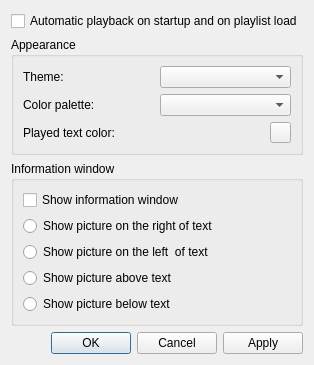
The window that settings.ui (MarioUnoDueTreQuattro/AudioPlayer) describes before a commit, drawn with Qt 5.
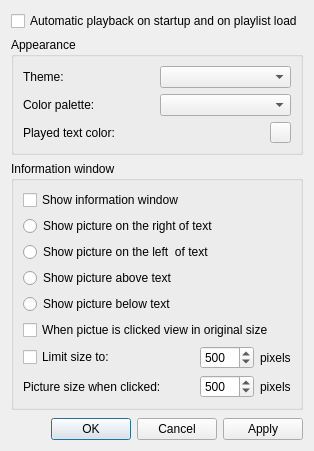
The same window after the commit.

Commit message: Picture is clickable, if clicked it show a bigger picture, configurable in "Options"

Patch:
```diff
--- a/settings.ui
+++ b/settings.ui
@@ -7,7 +7,7 @@
     <x>0</x>
     <y>0</y>
     <width>284</width>
-    <height>364</height>
+    <height>451</height>
    </rect>
   </property>
   <property name="windowTitle">
@@ -135,6 +135,107 @@
         </property>
        </widget>
       </item>
+      <item>
+       <widget class="QCheckBox" name="checkBoxScaleOriginalSize">
+        <property name="text">
+         <string>When pictue is clicked view in original size</string>
+        </property>
+       </widget>
+      </item>
+      <item>
+       <layout class="QHBoxLayout" name="horizontalLayout_5">
+        <item>
+         <widget class="QCheckBox" name="checkBoxScaleOriginalSizeMax">
+          <property name="text">
+           <string>Limit size to:</string>
+          </property>
+         </widget>
+        </item>
+        <item>
+         <spacer name="horizontalSpacer">
+          <property name="orientation">
+           <enum>Qt::Horizontal</enum>
+          </property>
+          <property name="sizeHint" stdset="0">
+           <size>
+            <width>40</width>
+            <height>20</height>
+           </size>
+          </property>
+         </spacer>
+        </item>
+        <item>
+         <widget class="QSpinBox" name="spinBoxScaleOriginalSizeMax">
+          <property name="minimum">
+           <number>100</number>
+          </property>
+          <property name="maximum">
+           <number>2000</number>
+          </property>
+          <property name="singleStep">
+           <number>100</number>
+          </property>
+          <property name="value">
+           <number>500</number>
+          </property>
+         </widget>
+        </item>
+        <item>
+         <widget class="QLabel" name="label_4">
+          <property name="text">
+           <string>pixels</string>
+          </property>
+         </widget>
+        </item>
+       </layout>
+      </item>
+      <item>
+       <layout class="QHBoxLayout" name="horizontalLayout_4">
+        <item>
+         <widget class="QLabel" name="labelPixSize">
+          <property name="text">
+           <string>Picture size when clicked:</string>
+          </property>
+         </widget>
+        </item>
+        <item>
+         <spacer name="horizontalSpacer_2">
+          <property name="orientation">
+           <enum>Qt::Horizontal</enum>
+          </property>
+          <property name="sizeHint" stdset="0">
+           <size>
+            <width>40</width>
+            <height>20</height>
+           </size>
+          </property>
+         </spacer>
+        </item>
+        <item>
+         <widget class="QSpinBox" name="spinBoxPixSize">
+          <property name="minimum">
+           <number>100</number>
+          </property>
+          <property name="maximum">
+           <number>2000</number>
+          </property>
+          <property name="singleStep">
+           <number>100</number>
+          </property>
+          <property name="value">
+           <number>500</number>
+          </property>
+         </widget>
+        </item>
+        <item>
+         <widget class="QLabel" name="label_5">
+          <property name="text">
+           <string>pixels</string>
+          </property>
+         </widget>
+        </item>
+       </layout>
+      </item>
      </layout>
     </widget>
    </item>
@@ -146,7 +247,7 @@
      <property name="sizeHint" stdset="0">
       <size>
        <width>20</width>
-       <height>173</height>
+       <height>5</height>
       </size>
      </property>
     </spacer>
```
The commit also changes 9 other files.
